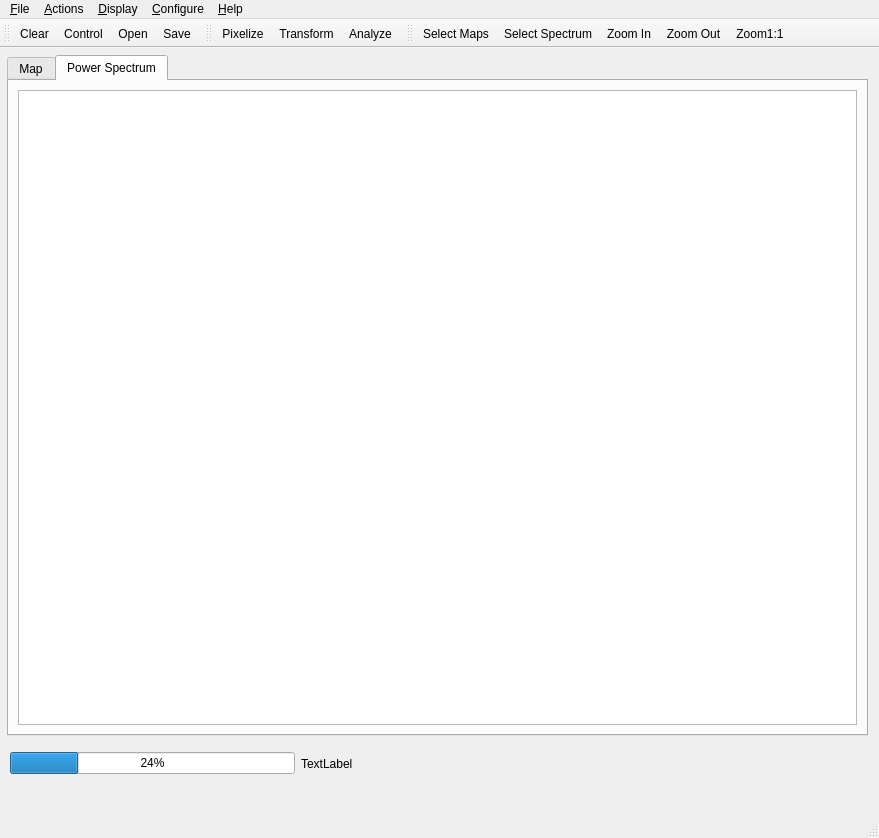
Before: the Qt Designer form src/UIs/CAPS-analyzer/mainwindow.ui in djsuson/CAPS-analyzer, drawn with Qt 5.
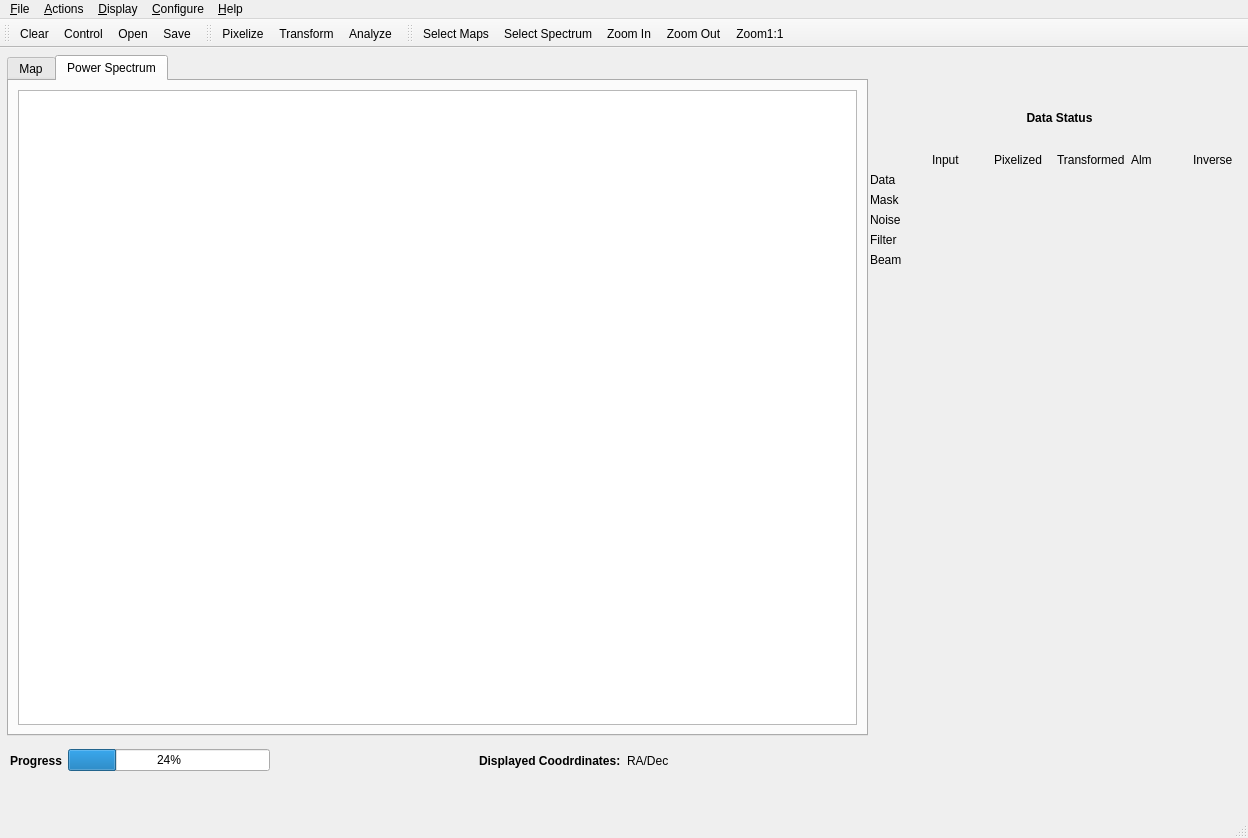
After: the same form once the commit is applied. The open tabs and pages were chosen to show the change. Icons and pictures are not drawn. Custom widgets are drawn as their Qt base class.

```diff
--- a/src/UIs/CAPS-analyzer/mainwindow.ui
+++ b/src/UIs/CAPS-analyzer/mainwindow.ui
@@ -6,7 +6,7 @@
    <rect>
     <x>0</x>
     <y>0</y>
-    <width>879</width>
+    <width>1248</width>
     <height>838</height>
    </rect>
   </property>
@@ -58,16 +58,435 @@
      </layout>
     </widget>
    </widget>
+   <widget class="QWidget" name="layoutWidget">
+    <property name="geometry">
+     <rect>
+      <x>870</x>
+      <y>40</y>
+      <width>379</width>
+      <height>179</height>
+     </rect>
+    </property>
+    <layout class="QVBoxLayout" name="verticalLayout">
+     <item>
+      <widget class="QLabel" name="statusLabel">
+       <property name="font">
+        <font>
+         <pointsize>9</pointsize>
+         <weight>75</weight>
+         <bold>true</bold>
+        </font>
+       </property>
+       <property name="text">
+        <string>Data Status</string>
+       </property>
+       <property name="alignment">
+        <set>Qt::AlignCenter</set>
+       </property>
+      </widget>
+     </item>
+     <item>
+      <layout class="QGridLayout" name="gridLayout">
+       <item row="0" column="1">
+        <widget class="QLabel" name="inputLabel">
+         <property name="font">
+          <font>
+           <pointsize>9</pointsize>
+          </font>
+         </property>
+         <property name="text">
+          <string>Input</string>
+         </property>
+        </widget>
+       </item>
+       <item row="0" column="2">
+        <widget class="QLabel" name="pixelLabel">
+         <property name="font">
+          <font>
+           <pointsize>9</pointsize>
+          </font>
+         </property>
+         <property name="text">
+          <string>Pixelized</string>
+         </property>
+        </widget>
+       </item>
+       <item row="0" column="3">
+        <widget class="QLabel" name="transformLabel">
+         <property name="font">
+          <font>
+           <pointsize>9</pointsize>
+          </font>
+         </property>
+         <property name="text">
+          <string>Transformed</string>
+         </property>
+        </widget>
+       </item>
+       <item row="0" column="4">
+        <widget class="QLabel" name="almLabel">
+         <property name="font">
+          <font>
+           <pointsize>9</pointsize>
+          </font>
+         </property>
+         <property name="text">
+          <string>Alm</string>
+         </property>
+        </widget>
+       </item>
+       <item row="0" column="5">
+        <widget class="QLabel" name="inverseLabel">
+         <property name="font">
+          <font>
+           <pointsize>9</pointsize>
+          </font>
+         </property>
+         <property name="text">
+          <string>Inverse</string>
+         </property>
+        </widget>
+       </item>
+       <item row="1" column="0">
+        <widget class="QLabel" name="dataLabel">
+         <property name="font">
+          <font>
+           <pointsize>9</pointsize>
+          </font>
+         </property>
+         <property name="text">
+          <string>Data</string>
+         </property>
+        </widget>
+       </item>
+       <item row="2" column="0">
+        <widget class="QLabel" name="maskLabel">
+         <property name="font">
+          <font>
+           <pointsize>9</pointsize>
+          </font>
+         </property>
+         <property name="text">
+          <string>Mask</string>
+         </property>
+        </widget>
+       </item>
+       <item row="3" column="0">
+        <widget class="QLabel" name="noiseLabel">
+         <property name="font">
+          <font>
+           <pointsize>9</pointsize>
+          </font>
+         </property>
+         <property name="text">
+          <string>Noise</string>
+         </property>
+        </widget>
+       </item>
+       <item row="4" column="0">
+        <widget class="QLabel" name="filterLabel">
+         <property name="font">
+          <font>
+           <pointsize>9</pointsize>
+          </font>
+         </property>
+         <property name="text">
+          <string>Filter</string>
+         </property>
+        </widget>
+       </item>
+       <item row="5" column="0">
+        <widget class="QLabel" name="beamLabel">
+         <property name="font">
+          <font>
+           <pointsize>9</pointsize>
+          </font>
+         </property>
+         <property name="text">
+          <string>Beam</string>
+         </property>
+        </widget>
+       </item>
+       <item row="1" column="1">
+        <widget class="QLedLabel" name="inputDataLED">
+         <property name="text">
+          <string/>
+         </property>
+         <property name="alignment">
+          <set>Qt::AlignCenter</set>
+         </property>
+         <property name="indent">
+          <number>-1</number>
+         </property>
+        </widget>
+       </item>
+       <item row="1" column="2">
+        <widget class="QLedLabel" name="pixelDataLED">
+         <property name="text">
+          <string/>
+         </property>
+         <property name="alignment">
+          <set>Qt::AlignCenter</set>
+         </property>
+        </widget>
+       </item>
+       <item row="1" column="3">
+        <widget class="QLedLabel" name="transDataLED">
+         <property name="text">
+          <string/>
+         </property>
+         <property name="alignment">
+          <set>Qt::AlignCenter</set>
+         </property>
+        </widget>
+       </item>
+       <item row="1" column="4">
+        <widget class="QLedLabel" name="almDataLED">
+         <property name="text">
+          <string/>
+         </property>
+         <property name="alignment">
+          <set>Qt::AlignCenter</set>
+         </property>
+        </widget>
+       </item>
+       <item row="1" column="5">
+        <widget class="QLedLabel" name="inverseDataLED">
+         <property name="text">
+          <string/>
+         </property>
+         <property name="alignment">
+          <set>Qt::AlignCenter</set>
+         </property>
+        </widget>
+       </item>
+       <item row="2" column="1">
+        <widget class="QLedLabel" name="inputMaskLED">
+         <property name="text">
+          <string/>
+         </property>
+         <property name="alignment">
+          <set>Qt::AlignCenter</set>
+         </property>
+        </widget>
+       </item>
+       <item row="2" column="2">
+        <widget class="QLedLabel" name="pixelMaskLED">
+         <property name="text">
+          <string/>
+         </property>
+         <property name="alignment">
+          <set>Qt::AlignCenter</set>
+         </property>
+        </widget>
+       </item>
+       <item row="2" column="3">
+        <widget class="QLedLabel" name="transMaskLED">
+         <property name="text">
+          <string/>
+         </property>
+         <property name="alignment">
+          <set>Qt::AlignCenter</set>
+         </property>
+        </widget>
+       </item>
+       <item row="2" column="4">
+        <widget class="QLedLabel" name="almMaskLED">
+         <property name="text">
+          <string/>
+         </property>
+         <property name="alignment">
+          <set>Qt::AlignCenter</set>
+         </property>
+        </widget>
+       </item>
+       <item row="2" column="5">
+        <widget class="QLedLabel" name="inverseMaskLED">
+         <property name="text">
+          <string/>
+         </property>
+         <property name="alignment">
+          <set>Qt::AlignCenter</set>
+         </property>
+        </widget>
+       </item>
+       <item row="3" column="1">
+        <widget class="QLedLabel" name="inputNoiseLED">
+         <property name="text">
+          <string/>
+         </property>
+         <property name="alignment">
+          <set>Qt::AlignCenter</set>
+         </property>
+        </widget>
+       </item>
+       <item row="3" column="2">
+        <widget class="QLedLabel" name="pixelNoiseLED">
+         <property name="text">
+          <string/>
+         </property>
+         <property name="alignment">
+          <set>Qt::AlignCenter</set>
+         </property>
+        </widget>
+       </item>
+       <item row="3" column="3">
+        <widget class="QLedLabel" name="transNoiseLED">
+         <property name="text">
+          <string/>
+         </property>
+         <property name="alignment">
+          <set>Qt::AlignCenter</set>
+         </property>
+        </widget>
+       </item>
+       <item row="3" column="4">
+        <widget class="QLedLabel" name="almNoiseLED">
+         <property name="text">
+          <string/>
+         </property>
+         <property name="alignment">
+          <set>Qt::AlignCenter</set>
+         </property>
+        </widget>
+       </item>
+       <item row="3" column="5">
+        <widget class="QLedLabel" name="inverseNoiseLED">
+         <property name="text">
+          <string/>
+         </property>
+         <property name="alignment">
+          <set>Qt::AlignCenter</set>
+         </property>
+        </widget>
+       </item>
+       <item row="4" column="1">
+        <widget class="QLedLabel" name="inputFilterLED">
+         <property name="text">
+          <string/>
+         </property>
+         <property name="alignment">
+          <set>Qt::AlignCenter</set>
+         </property>
+        </widget>
+       </item>
+       <item row="4" column="2">
+        <widget class="QLedLabel" name="pixelFilterLED">
+         <property name="text">
+          <string/>
+         </property>
+         <property name="alignment">
+          <set>Qt::AlignCenter</set>
+         </property>
+        </widget>
+       </item>
+       <item row="4" column="3">
+        <widget class="QLedLabel" name="transFilterLED">
+         <property name="text">
+          <string/>
+         </property>
+         <property name="alignment">
+          <set>Qt::AlignCenter</set>
+         </property>
+        </widget>
+       </item>
+       <item row="4" column="4">
+        <widget class="QLedLabel" name="almFilterLED">
+         <property name="text">
+          <string/>
+         </property>
+         <property name="alignment">
+          <set>Qt::AlignCenter</set>
+         </property>
+        </widget>
+       </item>
+       <item row="4" column="5">
+        <widget class="QLedLabel" name="inverseFilterLED">
+         <property name="text">
+          <string/>
+         </property>
+         <property name="alignment">
+          <set>Qt::AlignCenter</set>
+         </property>
+        </widget>
+       </item>
+       <item row="5" column="1">
+        <widget class="QLedLabel" name="inputBeamLED">
+         <property name="text">
+          <string/>
+         </property>
+         <property name="alignment">
+          <set>Qt::AlignCenter</set>
+         </property>
+        </widget>
+       </item>
+       <item row="5" column="2">
+        <widget class="QLedLabel" name="pixelBeamLED">
+         <property name="text">
+          <string/>
+         </property>
+         <property name="alignment">
+          <set>Qt::AlignCenter</set>
+         </property>
+        </widget>
+       </item>
+       <item row="5" column="3">
+        <widget class="QLedLabel" name="transBeamLED">
+         <property name="text">
+          <string/>
+         </property>
+         <property name="alignment">
+          <set>Qt::AlignCenter</set>
+         </property>
+        </widget>
+       </item>
+        <item row="5" column="4">
+        <widget class="QLedLabel" name="almBeamLED">
+         <property name="text">
+          <string/>
+         </property>
+         <property name="alignment">
+          <set>Qt::AlignCenter</set>
+         </property>
+        </widget>
+       </item>
+       <item row="5" column="5">
+        <widget class="QLedLabel" name="inverseBeamLED">
+         <property name="text">
+          <string/>
+         </property>
+         <property name="alignment">
+          <set>Qt::AlignCenter</set>
+         </property>
+        </widget>
+       </item>
+     </layout>
+     </item>
+    </layout>
+   </widget>
    <widget class="QWidget" name="layoutWidget">
     <property name="geometry">
      <rect>
       <x>10</x>
       <y>700</y>
       <width>861</width>
-      <height>31</height>
+      <height>25</height>
      </rect>
     </property>
-    <layout class="QHBoxLayout" name="informationLayout">
+    <layout class="QHBoxLayout" name="horizontalLayout">
+     <item>
+      <widget class="QLabel" name="progressLabel">
+       <property name="font">
+        <font>
+         <weight>75</weight>
+         <bold>true</bold>
+        </font>
+       </property>
+       <property name="text">
+        <string>Progress</string>
+       </property>
+      </widget>
+     </item>
      <item>
       <widget class="QProgressBar" name="progressBar">
        <property name="value">
@@ -75,13 +494,6 @@
        </property>
       </widget>
      </item>
-     <item>
-      <widget class="QLabel" name="progressLabel">
-       <property name="text">
-        <string>TextLabel</string>
-       </property>
-      </widget>
-     </item>
      <item>
       <spacer name="horizontalSpacer">
        <property name="orientation">
@@ -89,7 +501,40 @@
        </property>
        <property name="sizeHint" stdset="0">
         <size>
-         <width>518</width>
+         <width>40</width>
+         <height>20</height>
+        </size>
+       </property>
+      </spacer>
+     </item>
+     <item>
+      <widget class="QLabel" name="coordinateLabel">
+       <property name="font">
+        <font>
+         <weight>75</weight>
+         <bold>true</bold>
+        </font>
+       </property>
+       <property name="text">
+        <string>Displayed Coodrdinates:</string>
+       </property>
+      </widget>
+     </item>
+     <item>
+      <widget class="QLabel" name="displayCoordinates">
+       <property name="text">
+        <string>RA/Dec</string>
+       </property>
+      </widget>
+     </item>
+     <item>
+      <spacer name="horizontalSpacer_2">
+       <property name="orientation">
+        <enum>Qt::Horizontal</enum>
+       </property>
+       <property name="sizeHint" stdset="0">
+        <size>
+         <width>40</width>
          <height>20</height>
         </size>
        </property>
@@ -103,8 +548,8 @@
     <rect>
      <x>0</x>
      <y>0</y>
-     <width>879</width>
-     <height>32</height>
+     <width>1248</width>
+     <height>20</height>
     </rect>
    </property>
    <widget class="QMenu" name="menu_File">
@@ -389,6 +834,13 @@
    </property>
   </action>
  </widget>
+ <customwidgets>
+  <customwidget>
+   <class>QLedLabel</class>
+   <extends>QLabel</extends>
+   <header>qledlabel.h</header>
+  </customwidget>
+ </customwidgets>
  <resources>
   <include location="mainwindow.qrc"/>
  </resources>
```
Left out of the diff: 2 changed lines with no effect on the pictures.
